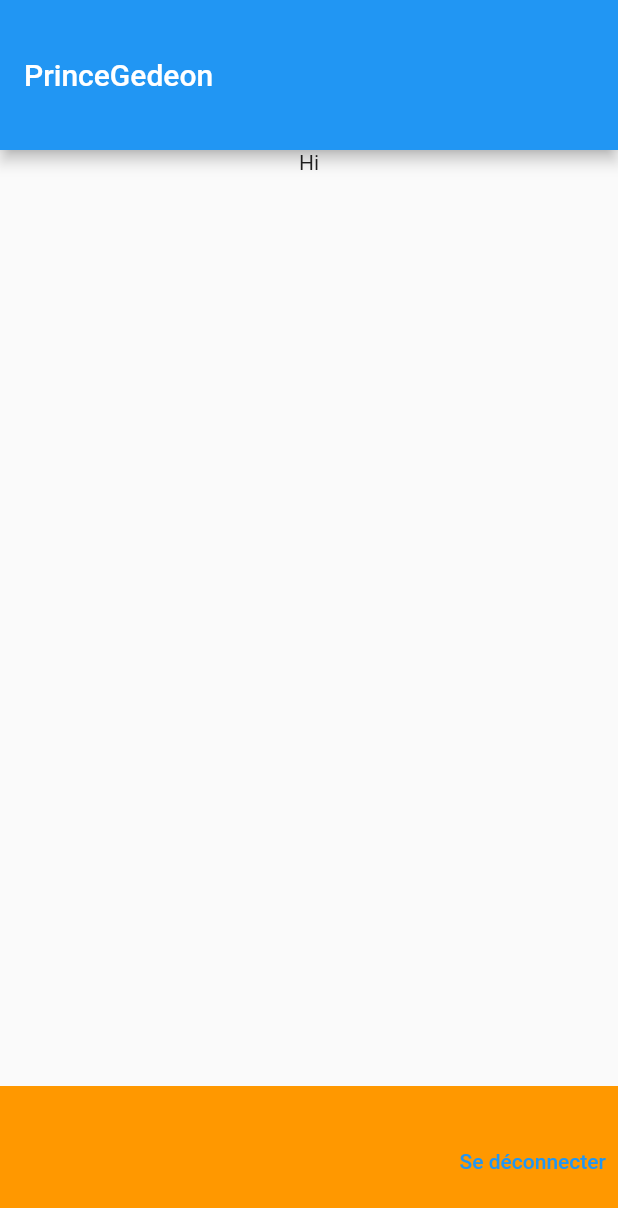
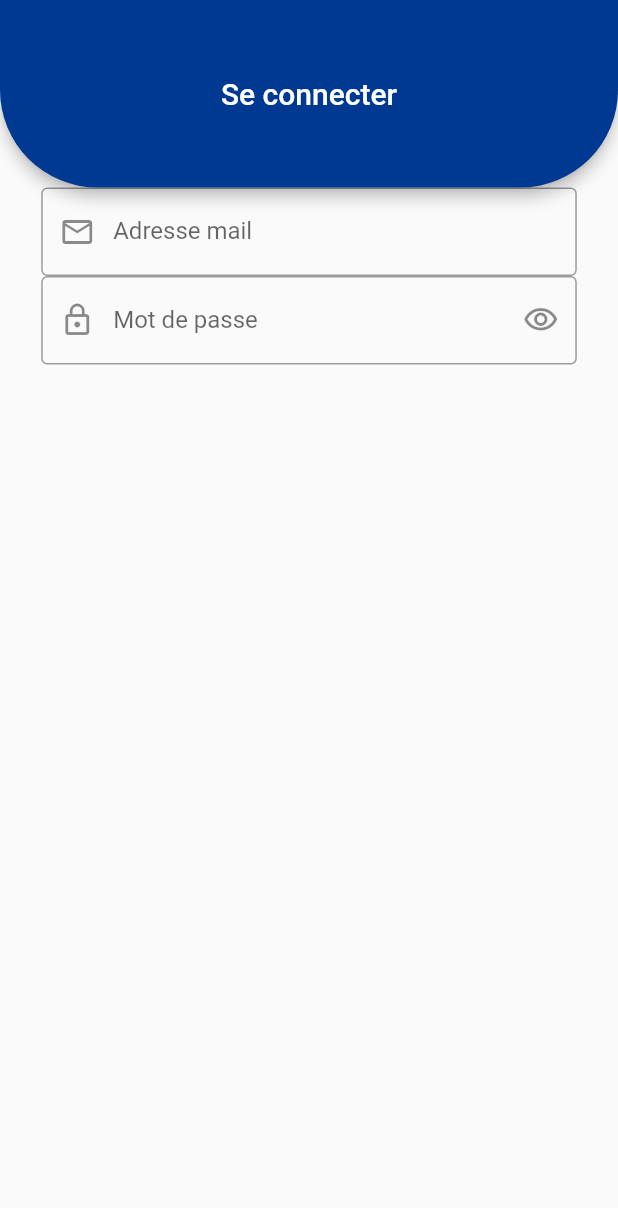
Before and after one commit to princeGedeon/ui_flutter_event, a Flutter app: the screen it shows after launch, on a phone screen of 412 x 824 dp. Shown: the top 1208 px of the screen. Run offline on Flutter 3.47's test engine with Material 2 defaults, Android fonts, the phone set to English and light mode, and no system bars.

Commit message:
first commit

```diff
--- /dev/null
+++ b/lib/components/global.dart
@@ -0,0 +1,3 @@
+import 'package:flutter/animation.dart';
+
+Color myBlue = Color.fromRGBO(0, 57, 145, 1);
--- a/lib/main.dart
+++ b/lib/main.dart
@@ -1,5 +1,6 @@
 import 'package:flutter/material.dart';
 import 'package:ui_event_app/screens/profilePage.dart';
+import 'package:ui_event_app/screens/signin_page.dart';
 
 void main() {
   runApp(const MyApp());
@@ -17,7 +18,8 @@ class MyApp extends StatelessWidget {
 
         primarySwatch: Colors.blue,
       ),
-      home: ProfilePage()
+      debugShowCheckedModeBanner: false,
+      home: SignInPage()
     );
   }
 }
--- /dev/null
+++ b/lib/screens/signin_page.dart
@@ -0,0 +1,72 @@
+import 'package:flutter/material.dart';
+import 'package:flutter/src/widgets/container.dart';
+import 'package:flutter/src/widgets/framework.dart';
+import 'package:ui_event_app/components/global.dart';
+
+class SignInPage extends StatefulWidget {
+  const SignInPage({super.key});
+
+  @override
+  State<SignInPage> createState() => _SignInPageState();
+}
+
+class _SignInPageState extends State<SignInPage> {
+  bool _obscuretext = false;
+  bool _checkValue = true;
+  @override
+  Widget build(BuildContext context) {
+    double screenHeight = MediaQuery.of(context).size.height;
+    double screenWidth = MediaQuery.of(context).size.height;
+    return Scaffold(
+      appBar: AppBar(
+        backgroundColor: myBlue,
+        toolbarHeight: 125,
+        shape: RoundedRectangleBorder(
+            borderRadius: BorderRadius.only(
+                bottomLeft: Radius.circular(65),
+                bottomRight: Radius.circular(65))),
+        title: Center(child: Text("Se connecter")),
+      ),
+      body: SingleChildScrollView(
+        child: Container(
+          padding: EdgeInsets.symmetric(horizontal: screenWidth / 30),
+          child: Column(
+            children: [
+              TextFormField(
+                decoration: InputDecoration(
+                    label: Text("Adresse mail"),
+                    border: OutlineInputBorder(),
+                    prefixIcon: Icon(Icons.mail_outlined)),
+              ),
+              TextFormField(
+                obscureText: _obscuretext,
+                decoration: InputDecoration(
+                    border: OutlineInputBorder(),
+                    suffixIcon: IconButton(
+                        onPressed: () {
+                          setState(() {
+                            _obscuretext = !_obscuretext;
+                          });
+                        },
+                        icon: Icon(Icons.visibility_outlined)),
+                    label: Text("Mot de passe"),
+                    prefixIcon: Icon(Icons.lock_outline)),
+              ),
+              /* Row(
+                  children: [
+                    CheckboxListTile(
+                      value: _checkValue,
+                      onChanged: (value) {
+                        _checkValue = value!;
+                      },
+                      title: Text("Se souvenir"),
+                    )
+                  ],
+                ) */
+            ],
+          ),
+        ),
+      ),
+    );
+  }
+}
--- a/pubspec.yaml
+++ b/pubspec.yaml
@@ -20,7 +20,7 @@ publish_to: 'none' # Remove this line if you wish to publish to pub.dev
 version: 1.0.0+1
 
 environment:
-  sdk: '>=2.18.4 <3.0.0'
+  sdk: '>=2.18.1 <3.0.0'
 
 # Dependencies specify other packages that your package needs in order to work.
 # To automatically upgrade your package dependencies to the latest versions
```
Also changed, not shown: pubspec.lock, 1 other file.
